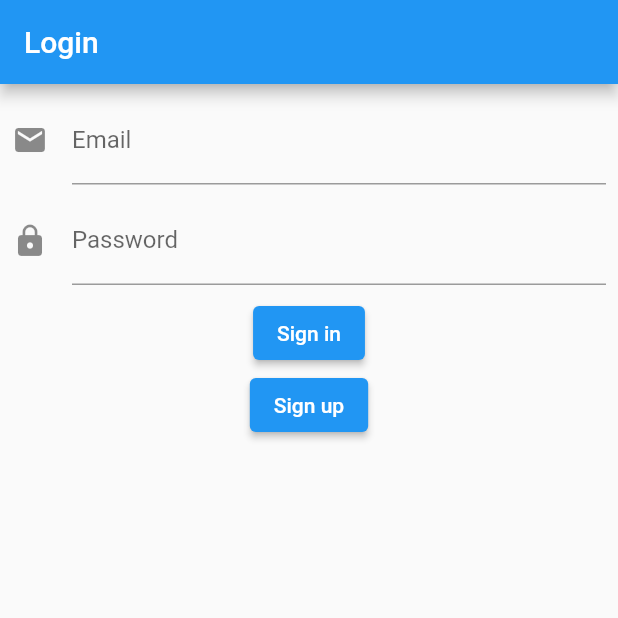
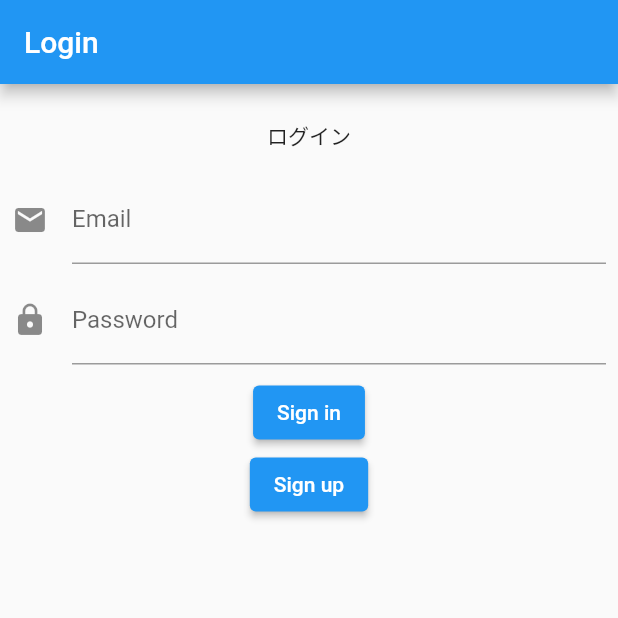
Before and after one commit to dao0203/using_riverpod_todo_app, a Flutter app: the screen it shows after launch, on a phone screen of 412 x 824 dp, the top half of it. Run offline on Flutter 3.47's test engine with Material 2 defaults, Android fonts, the light colour scheme and no system bars; our stand-ins replace cloud_firestore, firebase_auth, firebase_core, flutter_hooks, freezed_annotation, hooks_riverpod; accounts and stored records are empty; generated files the repository leaves out were written again.

Commit message:
[add] ログインテキストを追加

```diff
--- a/lib/ui/screen/login_screen.dart
+++ b/lib/ui/screen/login_screen.dart
@@ -22,6 +22,9 @@ class LoginScreen extends HookConsumerWidget {
           padding: const EdgeInsets.all(8.0),
           child: Column(
             children: [
+              brank16,
+              const Text("ログイン"),
+              brank16,
               TextFormField(
                 validator: (value) {
                   if (value == null || value.isEmpty) {
```
